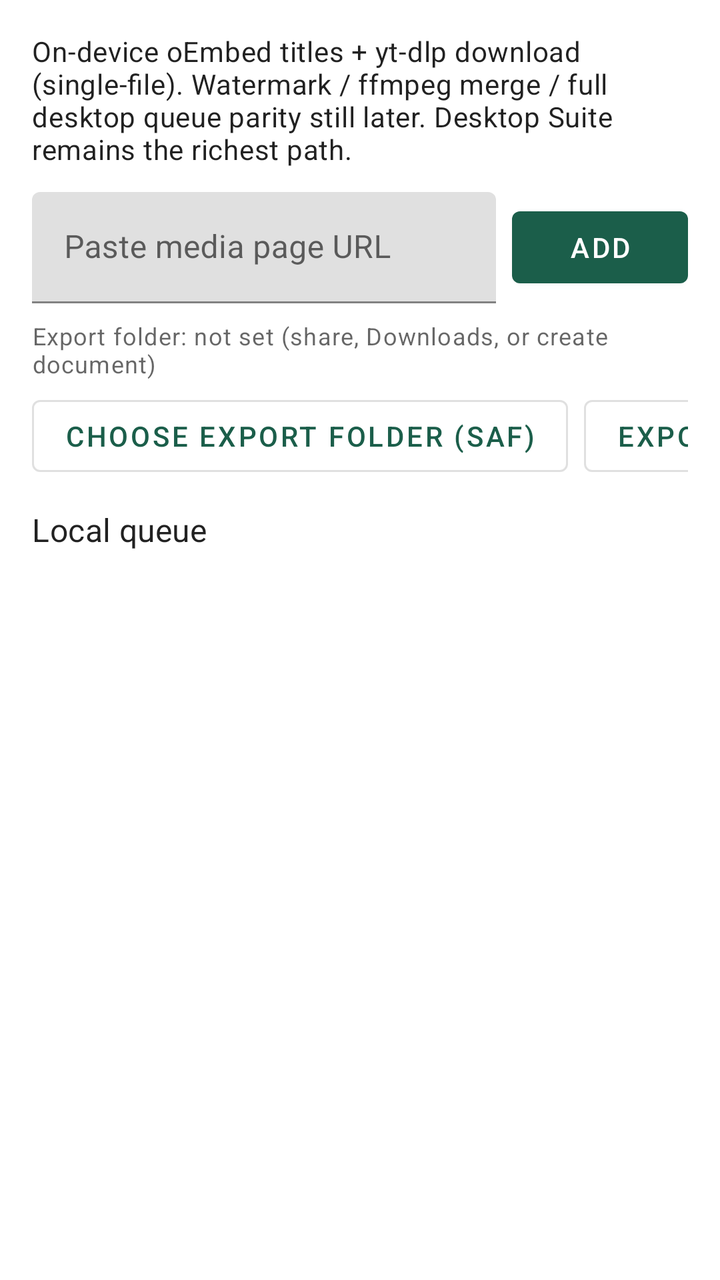
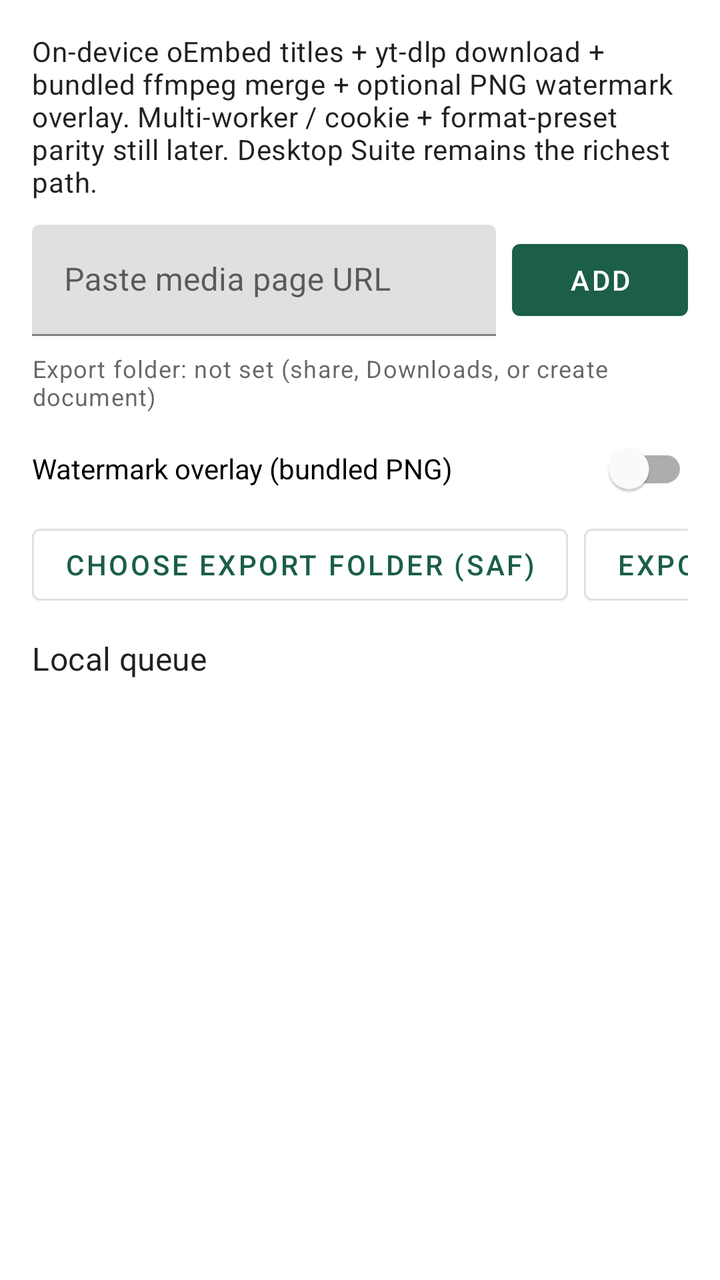

The first picture is an Android layout as it rendered before a commit; the second is the same layout after the commit. The layout source and the unified diff follow.
<!-- AndroidManifest.xml: application theme Theme.YTSCompanion -->
<!-- res/layout/activity_main.xml -->
<?xml version="1.0" encoding="utf-8"?>
<LinearLayout xmlns:android="http://schemas.android.com/apk/res/android"
    xmlns:tools="http://schemas.android.com/tools"
    android:layout_width="match_parent"
    android:layout_height="match_parent"
    android:orientation="vertical"
    android:padding="16dp"
    tools:context=".MainActivity">

    <TextView
        android:id="@+id/parityNote"
        android:layout_width="match_parent"
        android:layout_height="wrap_content"
        android:paddingBottom="12dp"
        android:text="@string/parity_note"
        android:textAppearance="?attr/textAppearanceBody2" />

    <LinearLayout
        android:layout_width="match_parent"
        android:layout_height="wrap_content"
        android:orientation="horizontal">

        <com.google.android.material.textfield.TextInputLayout
            android:layout_width="0dp"
            android:layout_height="wrap_content"
            android:layout_weight="1"
            android:hint="@string/url_hint">

            <com.google.android.material.textfield.TextInputEditText
                android:id="@+id/urlInput"
                android:layout_width="match_parent"
                android:layout_height="wrap_content"
                android:inputType="textUri"
                android:imeOptions="actionDone"
                android:maxLines="3" />
        </com.google.android.material.textfield.TextInputLayout>

        <com.google.android.material.button.MaterialButton
            android:id="@+id/addButton"
            android:layout_width="wrap_content"
            android:layout_height="wrap_content"
            android:layout_gravity="center_vertical"
            android:layout_marginStart="8dp"
            android:text="@string/add_url" />
    </LinearLayout>

    <TextView
        android:id="@+id/exportFolderLabel"
        android:layout_width="match_parent"
        android:layout_height="wrap_content"
        android:paddingTop="8dp"
        android:paddingBottom="4dp"
        android:text="@string/export_folder_none"
        android:textAppearance="?attr/textAppearanceCaption" />

    <HorizontalScrollView
        android:layout_width="match_parent"
        android:layout_height="wrap_content"
        android:scrollbars="none">

        <LinearLayout
            android:layout_width="wrap_content"
            android:layout_height="wrap_content"
            android:orientation="horizontal">

            <com.google.android.material.button.MaterialButton
                android:id="@+id/pickFolderButton"
                style="@style/Widget.MaterialComponents.Button.OutlinedButton"
                android:layout_width="wrap_content"
                android:layout_height="wrap_content"
                android:text="@string/pick_export_folder" />

            <com.google.android.material.button.MaterialButton
                android:id="@+id/exportButton"
                style="@style/Widget.MaterialComponents.Button.OutlinedButton"
                android:layout_width="wrap_content"
                android:layout_height="wrap_content"
                android:layout_marginStart="8dp"
                android:text="@string/export_inbox" />

            <com.google.android.material.button.MaterialButton
                android:id="@+id/exportDownloadsButton"
                style="@style/Widget.MaterialComponents.Button.OutlinedButton"
                android:layout_width="wrap_content"
                android:layout_height="wrap_content"
                android:layout_marginStart="8dp"
                android:text="@string/export_downloads" />

            <com.google.android.material.button.MaterialButton
                android:id="@+id/shareButton"
                style="@style/Widget.MaterialComponents.Button.OutlinedButton"
                android:layout_width="wrap_content"
                android:layout_height="wrap_content"
                android:layout_marginStart="8dp"
                android:text="@string/share_payload" />

            <com.google.android.material.button.MaterialButton
                android:id="@+id/downloadQueueButton"
                style="@style/Widget.MaterialComponents.Button.OutlinedButton"
                android:layout_width="wrap_content"
                android:layout_height="wrap_content"
                android:layout_marginStart="8dp"
                android:text="@string/download_queue" />

            <com.google.android.material.button.MaterialButton
                android:id="@+id/clearButton"
                style="@style/Widget.MaterialComponents.Button.TextButton"
                android:layout_width="wrap_content"
                android:layout_height="wrap_content"
                android:layout_marginStart="8dp"
                android:text="@string/clear_queue" />
        </LinearLayout>
    </HorizontalScrollView>

    <TextView
        android:layout_width="match_parent"
        android:layout_height="wrap_content"
        android:paddingTop="12dp"
        android:paddingBottom="4dp"
        android:text="@string/queue_title"
        android:textAppearance="?attr/textAppearanceSubtitle1" />

    <TextView
        android:id="@+id/emptyLabel"
        android:layout_width="match_parent"
        android:layout_height="wrap_content"
        android:padding="8dp"
        android:text="@string/empty_queue"
        android:visibility="gone" />

    <androidx.recyclerview.widget.RecyclerView
        android:id="@+id/queueList"
        android:layout_width="match_parent"
        android:layout_height="0dp"
        android:layout_weight="1"
        tools:listitem="@layout/item_queue" />
</LinearLayout>
<!-- res/layout/item_queue.xml (included above) -->
<?xml version="1.0" encoding="utf-8"?>
<LinearLayout xmlns:android="http://schemas.android.com/apk/res/android"
    android:layout_width="match_parent"
    android:layout_height="wrap_content"
    android:gravity="center_vertical"
    android:orientation="horizontal"
    android:paddingVertical="8dp">

    <LinearLayout
        android:layout_width="0dp"
        android:layout_height="wrap_content"
        android:layout_weight="1"
        android:orientation="vertical">

        <TextView
            android:id="@+id/itemTitle"
            android:layout_width="match_parent"
            android:layout_height="wrap_content"
            android:ellipsize="end"
            android:maxLines="2"
            android:textAppearance="?attr/textAppearanceBody1" />

        <TextView
            android:id="@+id/itemUrl"
            android:layout_width="match_parent"
            android:layout_height="wrap_content"
            android:ellipsize="middle"
            android:maxLines="2"
            android:textAppearance="?attr/textAppearanceCaption" />

        <TextView
            android:id="@+id/itemStatus"
            android:layout_width="match_parent"
            android:layout_height="wrap_content"
            android:ellipsize="end"
            android:maxLines="1"
            android:textAppearance="?attr/textAppearanceCaption"
            android:visibility="gone" />
    </LinearLayout>

    <com.google.android.material.button.MaterialButton
        android:id="@+id/downloadButton"
        style="@style/Widget.MaterialComponents.Button.TextButton"
        android:layout_width="wrap_content"
        android:layout_height="wrap_content"
        android:minWidth="0dp"
        android:text="@string/download_one" />

    <com.google.android.material.button.MaterialButton
        android:id="@+id/removeButton"
        style="@style/Widget.MaterialComponents.Button.TextButton"
        android:layout_width="wrap_content"
        android:layout_height="wrap_content"
        android:text="@string/remove" />
</LinearLayout>
<!-- resources referenced by this layout -->
<resources>
  <string name="add_url">Add</string>
  <string name="clear_queue">Clear queue</string>
  <string name="download_one">DL</string>
  <string name="download_queue">Download queue</string>
  <string name="empty_queue">Queue is empty. Paste a URL or share a link into this app.</string>
  <string name="export_downloads">Export to Downloads</string>
  <string name="export_folder_none">Export folder: not set (share, Downloads, or create document)</string>
  <string name="export_inbox">Export inbox file</string>
  <string name="parity_note">On-device oEmbed titles + yt-dlp download (single-file). Watermark / ffmpeg merge / full desktop queue parity still later. Desktop Suite remains the richest path.</string>
  <string name="pick_export_folder">Choose export folder (SAF)</string>
  <string name="queue_title">Local queue</string>
  <string name="remove">Remove</string>
  <string name="share_payload">Share payload</string>
  <string name="url_hint">Paste media page URL</string>
  <style name="Theme.YTSCompanion" parent="Theme.MaterialComponents.DayNight.DarkActionBar">
          <item name="colorPrimary">#1B5E4A</item>
          <item name="colorPrimaryVariant">#0F3D30</item>
          <item name="colorOnPrimary">#FFFFFF</item>
          <item name="colorSecondary">#3D7A6A</item>
          <item name="android:statusBarColor">#0F3D30</item>
      </style>
</resources>

<!-- the commit's change to res/layout/activity_main.xml (unified diff, before → after) -->
@@ -52,6 +52,14 @@
         android:paddingBottom="4dp"
         android:text="@string/export_folder_none"
         android:textAppearance="?attr/textAppearanceCaption" />
+
+    <com.google.android.material.switchmaterial.SwitchMaterial
+        android:id="@+id/watermarkSwitch"
+        android:layout_width="match_parent"
+        android:layout_height="wrap_content"
+        android:paddingTop="4dp"
+        android:paddingBottom="4dp"
+        android:text="@string/watermark_toggle" />
 
     <HorizontalScrollView
         android:layout_width="match_parent"
<!-- resource entries referenced after the edit -->
@@ -8,12 +8,13 @@
   <string name="export_downloads">Export to Downloads</string>
   <string name="export_folder_none">Export folder: not set (share, Downloads, or create document)</string>
   <string name="export_inbox">Export inbox file</string>
-  <string name="parity_note">On-device oEmbed titles + yt-dlp download (single-file). Watermark / ffmpeg merge / full desktop queue parity still later. Desktop Suite remains the richest path.</string>
+  <string name="parity_note">On-device oEmbed titles + yt-dlp download + bundled ffmpeg merge + optional PNG watermark overlay. Multi-worker / cookie + format-preset parity still later. Desktop Suite remains the richest path.</string>
   <string name="pick_export_folder">Choose export folder (SAF)</string>
   <string name="queue_title">Local queue</string>
   <string name="remove">Remove</string>
   <string name="share_payload">Share payload</string>
   <string name="url_hint">Paste media page URL</string>
+  <string name="watermark_toggle">Watermark overlay (bundled PNG)</string>
   <style name="Theme.YTSCompanion" parent="Theme.MaterialComponents.DayNight.DarkActionBar">
           <item name="colorPrimary">#1B5E4A</item>
           <item name="colorPrimaryVariant">#0F3D30</item>
